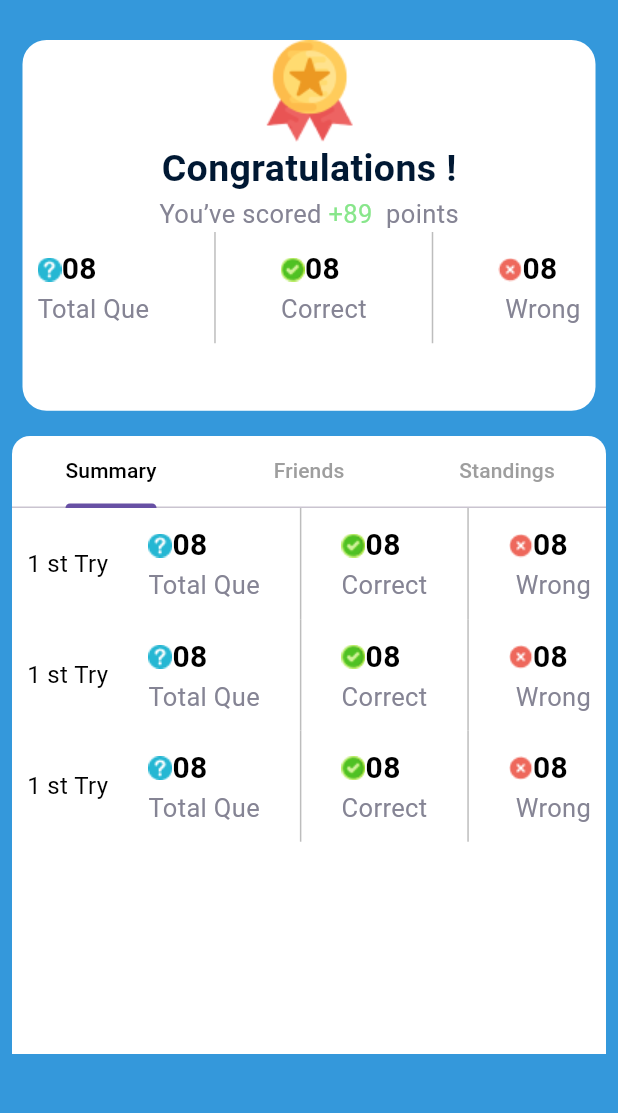
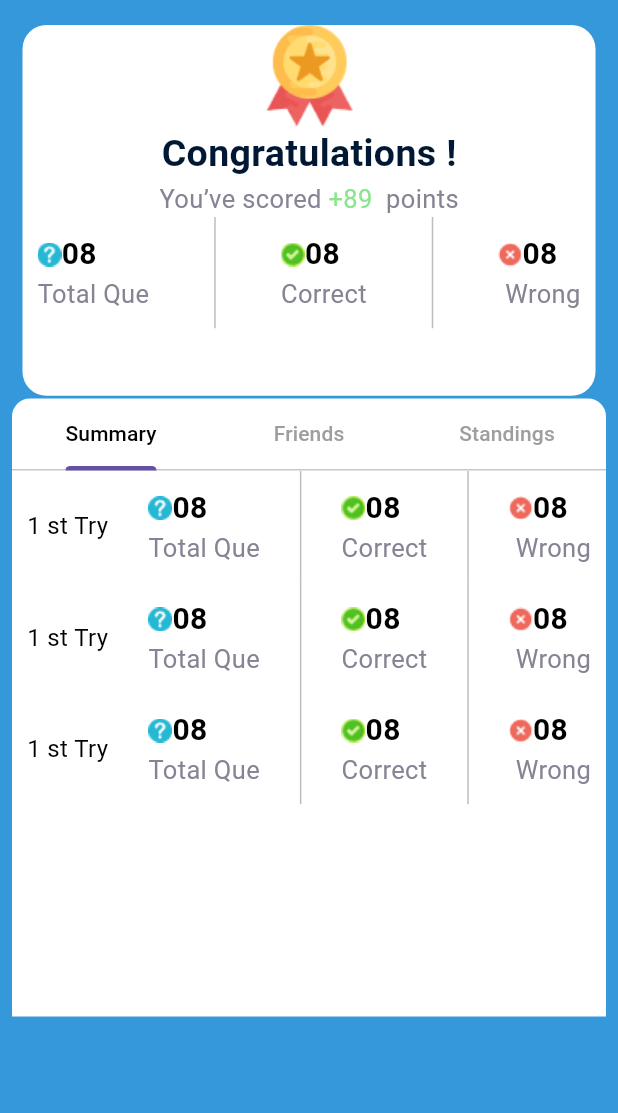
Before and after one commit to mahmoudrabie97/quiz_APP, a Flutter app: the QuizSummary screen opened directly, on a phone screen of 412 x 824 dp, the part 95-1208 px from its top. Run offline on Flutter 3.47's test engine with Material 3 defaults, Android fonts, the phone set to English and light mode, and no system bars; our stand-ins replace flutter_bloc, flutter_svg, shared_preferences; accounts and stored records are empty; project files that could hold a hidden picture were left out.

Commit message:
fixing some errors

```diff
--- a/lib/pages/home_quize_page/root_homepage.dart
+++ b/lib/pages/home_quize_page/root_homepage.dart
@@ -1,6 +1,7 @@
 import 'package:flutter/material.dart';
 import 'package:quizapp/pages/category_page/category_page.dart';
 import 'package:quizapp/pages/home_quize_page/home_quize_page.dart';
+import 'package:quizapp/pages/my_profile/my_profile_view.dart';
 
 import 'package:quizapp/pages/question/question_view.dart';
 import 'package:quizapp/pages/qusetionPage/questionpage.dart';
@@ -19,7 +20,7 @@ class _RootHomePageState extends State<RootHomePage> {
     HomeQuizePage(),
     const QuestionView(),
     const CategoryPage(),
-
+    MyProfileView(),
   ];
   @override
   Widget build(BuildContext context) {
--- a/lib/pages/quiz_summary/widgets/custom_tabs_tabBar.dart
+++ b/lib/pages/quiz_summary/widgets/custom_tabs_tabBar.dart
@@ -51,7 +51,7 @@ class _CustomTabsOFtabBarState extends State<CustomTabsOFtabBar>
         ),
         Container(
           width: double.maxFinite,
-          height: 300,
+          height: 250,
           child: TabBarView(
             controller: tabController,
             children: [
--- a/lib/pages/quiz_summary/widgets/customer_quiz_summary_body.dart
+++ b/lib/pages/quiz_summary/widgets/customer_quiz_summary_body.dart
@@ -19,7 +19,7 @@ class CustomerQuizSummaryBody extends StatelessWidget {
             Positioned(
               left: 15,
               right: 15,
-              top: 90,
+              top: 80,
               child: SizedBox(
                 height: MediaQuery.of(context).size.height * .3,
                 //jjjjjjjjjjjj
@@ -29,7 +29,7 @@ class CustomerQuizSummaryBody extends StatelessWidget {
           ],
         ),
         SizedBox(
-          height: 140,
+          height: 115,
         ),
         const CustomTabBarItem(),
       ],
```
Also changed, not shown: lib/pages/my_profile/widgets/custom_profile_body.dart (+10 -6 lines).
